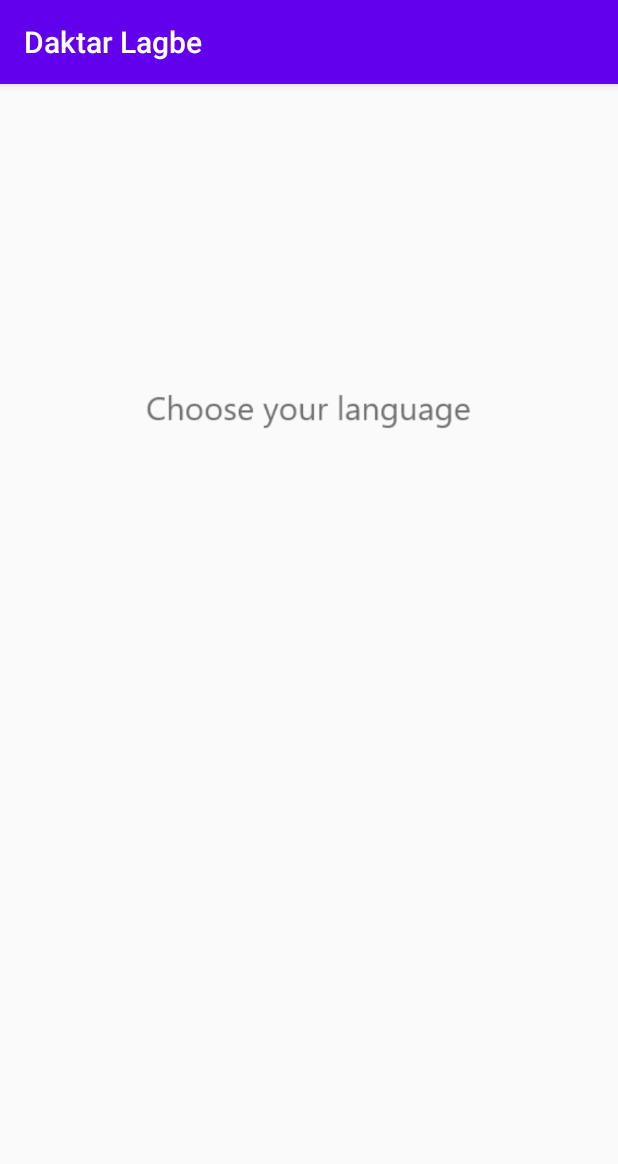
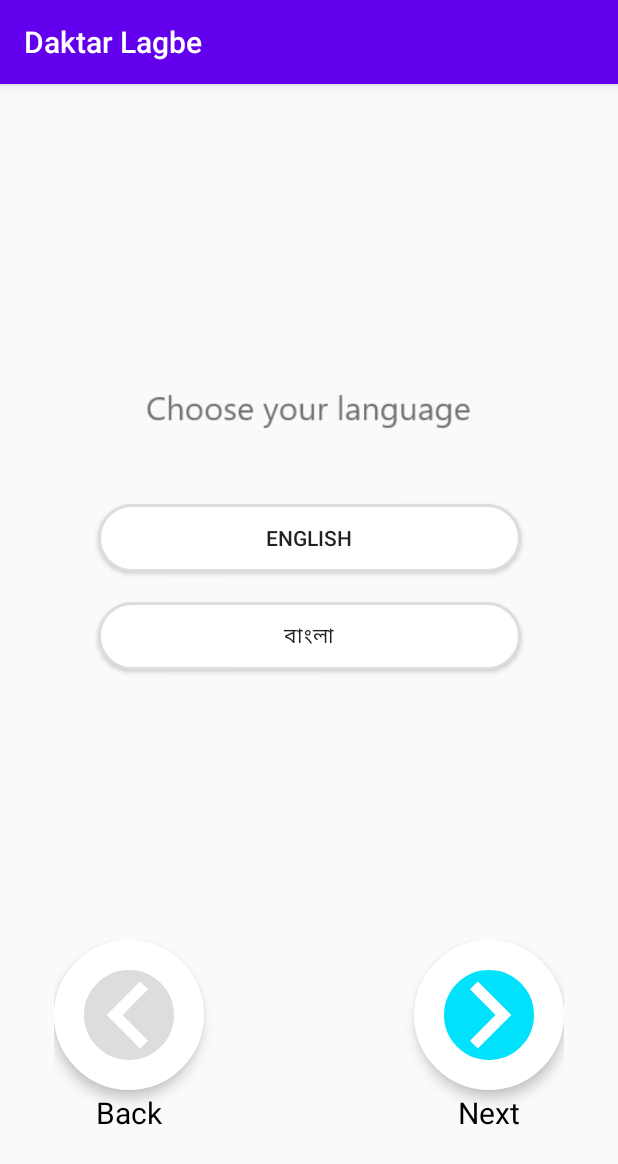
Before and after one commit to Fazlul69/Daktar-Lagbe, an Android app: the LanguageActivity screen opened directly, with no data from a screen before it, on a phone screen of 412 x 824 dp. Shown: the top 1164 px of the screen. Run offline under Robolectric (Android 15) with nearby library versions, the phone set to English and light mode, and no system bars.

Commit message:
language page design

```diff
--- /dev/null
+++ b/app/src/main/res/drawable-xxxhdpi/color_arrow.xml
@@ -0,0 +1,9 @@
+<?xml version="1.0" encoding="utf-8"?>
+<shape xmlns:android="http://schemas.android.com/apk/res/android">
+
+    <solid android:color="#00E2FC"/>
+    <corners android:radius="50dp"/>
+    <stroke android:color="#fff"
+        android:width="20dp"/>
+
+</shape>
--- /dev/null
+++ b/app/src/main/res/drawable/left_arrow.xml
@@ -0,0 +1,5 @@
+<vector android:height="80dp" android:tint="#FFFFFF"
+    android:viewportHeight="24" android:viewportWidth="24"
+    android:width="80dp" xmlns:android="http://schemas.android.com/apk/res/android">
+    <path android:fillColor="#fff" android:pathData="M15.41,16.59L10.83,12l4.58,-4.59L14,6l-6,6 6,6 1.41,-1.41z"/>
+</vector>
--- /dev/null
+++ b/app/src/main/res/drawable/not_selected_btn_background.xml
@@ -0,0 +1,8 @@
+<?xml version="1.0" encoding="utf-8"?>
+<shape xmlns:android="http://schemas.android.com/apk/res/android">
+
+    <solid android:color="#fff"/>
+    <corners android:radius="50dp"/>
+    <stroke android:color="#ddd"
+        android:width="2dp"/>
+</shape>
--- /dev/null
+++ b/app/src/main/res/drawable/right_arrow.xml
@@ -0,0 +1,5 @@
+<vector android:height="80dp" android:tint="#FFFFFF"
+    android:viewportHeight="24" android:viewportWidth="24"
+    android:width="80dp" xmlns:android="http://schemas.android.com/apk/res/android">
+    <path android:fillColor="#fff" android:pathData="M8.59,16.59L13.17,12 8.59,7.41 10,6l6,6 -6,6 -1.41,-1.41z"/>
+</vector>
--- /dev/null
+++ b/app/src/main/res/drawable/selected_btn_background.xml
@@ -0,0 +1,6 @@
+<?xml version="1.0" encoding="utf-8"?>
+<shape xmlns:android="http://schemas.android.com/apk/res/android">
+
+    <solid android:color="#00E2FC"/>
+    <corners android:radius="50dp"/>
+</shape>
--- /dev/null
+++ b/app/src/main/res/drawable/selected_right_arrow.xml
@@ -0,0 +1,9 @@
+<?xml version="1.0" encoding="utf-8"?>
+<shape xmlns:android="http://schemas.android.com/apk/res/android">
+
+    <solid android:color="#ddd"/>
+    <corners android:radius="50dp"/>
+    <stroke android:color="#fff"
+        android:width="20dp"/>
+
+</shape>
--- a/app/src/main/res/layout/activity_language.xml
+++ b/app/src/main/res/layout/activity_language.xml
@@ -16,4 +16,94 @@
         android:src="@drawable/englanguage"
         app:layout_constraintStart_toStartOf="parent"
         app:layout_constraintTop_toTopOf="parent" />
+
+    <Button
+        android:id="@+id/engBtn"
+        android:layout_width="282dp"
+        android:layout_height="45dp"
+        android:layout_marginStart="65dp"
+        android:layout_marginLeft="65dp"
+        android:layout_marginTop="50dp"
+        android:layout_marginEnd="65dp"
+        android:layout_marginRight="65dp"
+        android:background="@drawable/not_selected_btn_background"
+        android:text="@string/english"
+        app:layout_constraintEnd_toEndOf="parent"
+        app:layout_constraintStart_toStartOf="parent"
+        app:layout_constraintTop_toBottomOf="@+id/languageanim" />
+    <Button
+        android:id="@+id/banglaBtn"
+        android:layout_width="282dp"
+        android:layout_height="45dp"
+        android:layout_marginStart="65dp"
+        android:layout_marginLeft="65dp"
+        android:layout_marginTop="20dp"
+        android:layout_marginEnd="65dp"
+        android:layout_marginRight="65dp"
+        android:background="@drawable/not_selected_btn_background"
+        android:text="@string/bangla"
+        app:layout_constraintEnd_toEndOf="parent"
+        app:layout_constraintStart_toStartOf="parent"
+        app:layout_constraintTop_toBottomOf="@+id/engBtn" />
+
+    <LinearLayout
+        android:layout_width="match_parent"
+        android:layout_height="wrap_content"
+        android:orientation="horizontal"
+        android:layout_marginTop="180dp"
+        android:weightSum="2"
+        app:layout_constraintTop_toBottomOf="@+id/banglaBtn">
+
+        <LinearLayout
+            android:layout_width="130dp"
+            android:layout_height="wrap_content"
+            android:layout_marginLeft="36dp"
+            android:orientation="vertical"
+            android:layout_weight="1"
+            android:layout_marginStart="36dp">
+
+            <ImageView
+                android:layout_width="100dp"
+                android:layout_height="100dp"
+                android:background="@drawable/selected_right_arrow"
+                android:elevation="5dp"
+                android:padding="5dp"
+                android:src="@drawable/left_arrow" />
+
+            <TextView
+                android:layout_width="100dp"
+                android:layout_height="30dp"
+                android:text="Back"
+                android:textColor="#000"
+                android:textSize="20sp"
+                android:gravity="center"/>
+        </LinearLayout>
+        <LinearLayout
+            android:layout_width="150dp"
+            android:layout_height="wrap_content"
+            android:layout_marginLeft="36dp"
+            android:orientation="vertical"
+            android:layout_weight="1"
+            android:gravity="end"
+            android:layout_marginRight="36dp">
+
+            <ImageView
+                android:layout_width="100dp"
+                android:layout_height="100dp"
+                android:background="@drawable/color_arrow"
+                android:elevation="5dp"
+                android:padding="5dp"
+                android:src="@drawable/right_arrow" />
+
+            <TextView
+                android:layout_width="100dp"
+                android:layout_height="30dp"
+                android:text="Next"
+                android:textColor="#000"
+                android:textSize="20sp"
+                android:gravity="center"/>
+        </LinearLayout>
+    </LinearLayout>
+
+
 </androidx.constraintlayout.widget.ConstraintLayout>
--- a/app/src/main/res/values/strings.xml
+++ b/app/src/main/res/values/strings.xml
@@ -10,4 +10,6 @@
     <string name="hello_first_fragment">Hello first fragment</string>
     <string name="hello_second_fragment">Hello second fragment. Arg: %1$s</string>
     <string name="welcome">WELCOME</string>
+    <string name="english">English</string>
+    <string name="bangla">বাংলা</string>
 </resources>
```
